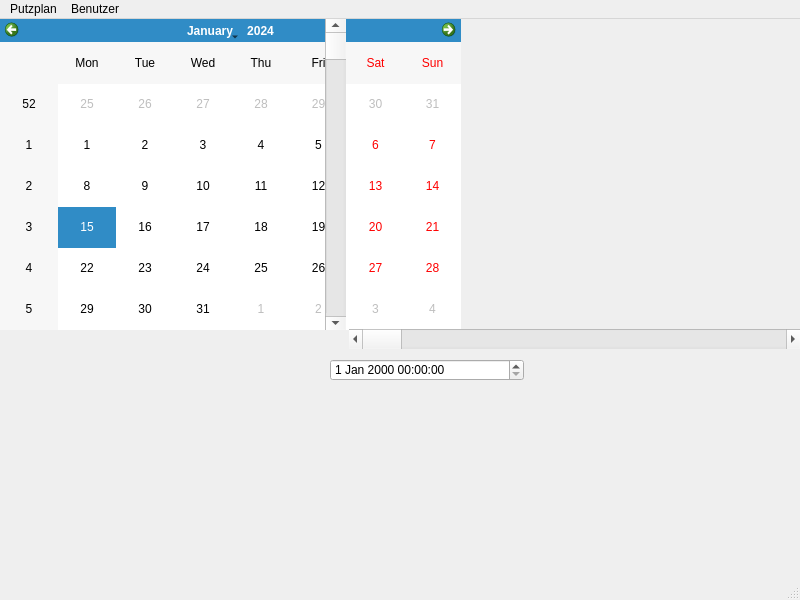
Above: OrgaNicer/organicer.ui from Dirkoonk/OrgaNicer before the change. Below: the same form after it.
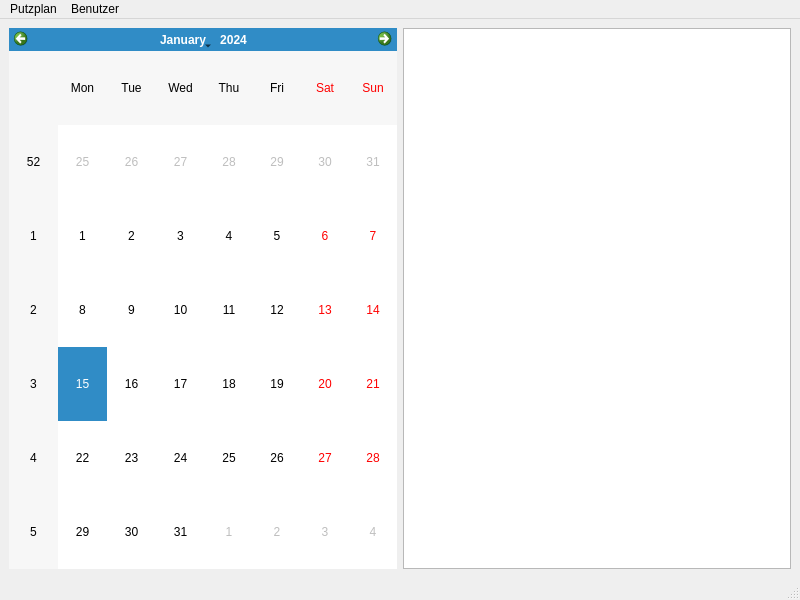
That is the form after the change.

What changed in the file:
```diff
--- a/OrgaNicer/organicer.ui
+++ b/OrgaNicer/organicer.ui
@@ -14,52 +14,14 @@
    <string>OrgaNicer</string>
   </property>
   <widget class="QWidget" name="centralwidget">
-   <widget class="QDateTimeEdit" name="dateTimeEdit">
-    <property name="geometry">
-     <rect>
-      <x>330</x>
-      <y>340</y>
-      <width>194</width>
-      <height>22</height>
-     </rect>
-    </property>
-   </widget>
-   <widget class="QCalendarWidget" name="calendarWidget">
-    <property name="geometry">
-     <rect>
-      <x>0</x>
-      <y>0</y>
-      <width>461</width>
-      <height>311</height>
-     </rect>
-    </property>
-   </widget>
-   <widget class="QScrollBar" name="horizontalScrollBar">
-    <property name="geometry">
-     <rect>
-      <x>349</x>
-      <y>310</y>
-      <width>451</width>
-      <height>20</height>
-     </rect>
-    </property>
-    <property name="orientation">
-     <enum>Qt::Horizontal</enum>
-    </property>
-   </widget>
-   <widget class="QScrollBar" name="verticalScrollBar">
-    <property name="geometry">
-     <rect>
-      <x>325</x>
-      <y>0</y>
-      <width>21</width>
-      <height>311</height>
-     </rect>
-    </property>
-    <property name="orientation">
-     <enum>Qt::Vertical</enum>
-    </property>
-   </widget>
+   <layout class="QHBoxLayout" name="horizontalLayout">
+    <item>
+     <widget class="QCalendarWidget" name="calendarWidget"/>
+    </item>
+    <item>
+     <widget class="QListWidget" name="AListe"/>
+    </item>
+   </layout>
   </widget>
   <widget class="QMenuBar" name="menubar">
    <property name="geometry">
```
Left out of the diff: 2 changed lines with no effect on the pictures.
